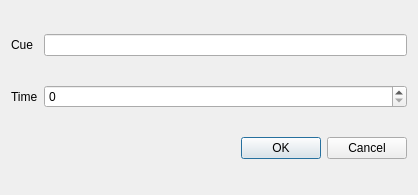
The window that src/dialog/editeventdialog.ui (8bitbuddhist/PixelMaestro-Studio) describes before a commit, drawn with Qt 5.
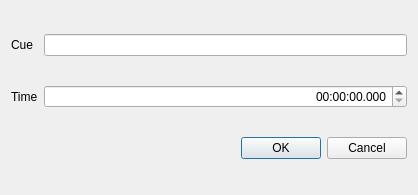
The same window after the commit.

Commit message:
Changed time widgets to display time spans instead of milliseconds.
Added window icons.

```diff
--- a/src/dialog/editeventdialog.ui
+++ b/src/dialog/editeventdialog.ui
@@ -46,15 +46,15 @@
     </widget>
    </item>
    <item row="2" column="1">
-    <widget class="QSpinBox" name="timeSpinBox">
-     <property name="minimum">
-      <number>0</number>
+    <widget class="QTimeEdit" name="timeEdit">
+     <property name="alignment">
+      <set>Qt::AlignRight|Qt::AlignTrailing|Qt::AlignVCenter</set>
      </property>
-     <property name="maximum">
-      <number>1000000000</number>
+     <property name="currentSection">
+      <enum>QDateTimeEdit::MSecSection</enum>
      </property>
-     <property name="singleStep">
-      <number>10</number>
+     <property name="displayFormat">
+      <string>hh:mm:ss.zzz</string>
      </property>
     </widget>
    </item>
```
Left out of the diff: 17 changed lines with no effect on the pictures. The commit also changes 111 other files.
